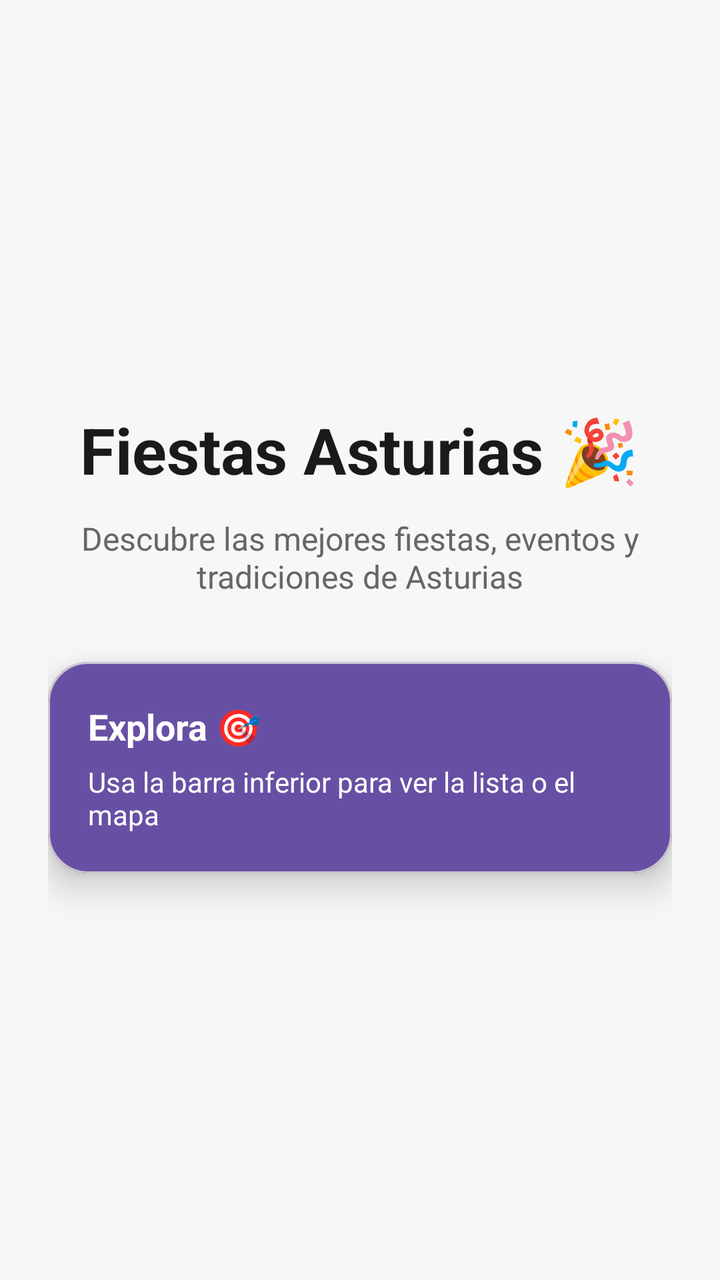
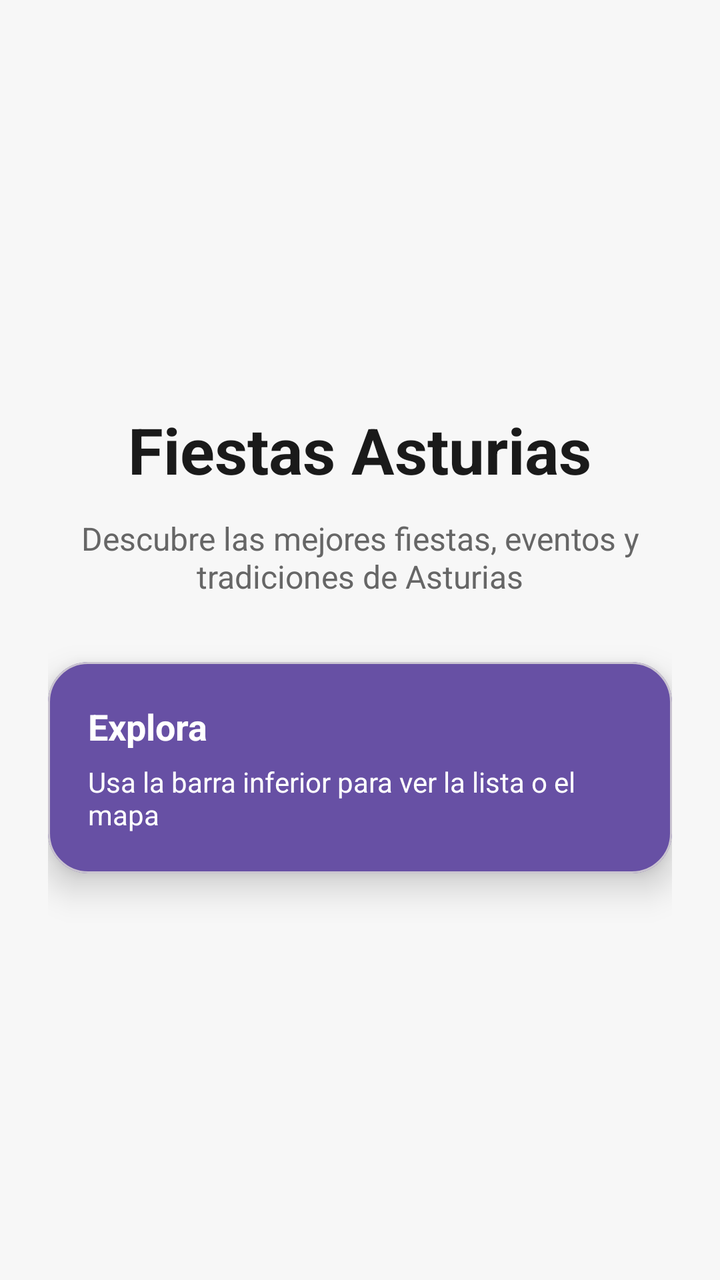

The first picture is an Android layout as it rendered before a commit; the second is the same layout after the commit. The layout source and the unified diff follow.
<!-- AndroidManifest.xml: application theme Theme.FiestasAsturiasApp -->
<!-- res/layout/fragment_home.xml -->
<LinearLayout
    xmlns:android="http://schemas.android.com/apk/res/android"
    xmlns:app="http://schemas.android.com/apk/res-auto"

    android:layout_width="match_parent"
    android:layout_height="match_parent"
    android:gravity="center"
    android:orientation="vertical"
    android:padding="24dp"
    android:background="@color/background">

    
    <TextView
        android:text="Fiestas Asturias 🎉"
        android:textSize="32sp"
        android:textStyle="bold"
        android:textColor="@color/textPrimary"
        android:layout_marginBottom="12dp"
        android:layout_width="wrap_content"
        android:layout_height="wrap_content"/>

    
    <TextView
        android:text="Descubre las mejores fiestas, eventos y tradiciones de Asturias"
        android:textSize="16sp"
        android:textColor="@color/textSecondary"
        android:gravity="center"
        android:layout_marginBottom="24dp"
        android:layout_width="wrap_content"
        android:layout_height="wrap_content"/>

    
    <com.google.android.material.card.MaterialCardView
        android:layout_width="match_parent"
        android:layout_height="wrap_content"
        android:layout_marginTop="8dp"
        app:cardCornerRadius="20dp"
        app:cardElevation="10dp"
        app:cardBackgroundColor="@color/primary">

        <LinearLayout
            android:orientation="vertical"
            android:padding="20dp"
            android:layout_width="match_parent"
            android:layout_height="wrap_content">

            <TextView
                android:text="Explora 🎯"
                android:textSize="18sp"
                android:textStyle="bold"
                android:textColor="@android:color/white"
                android:layout_width="wrap_content"
                android:layout_height="wrap_content"/>

            <TextView
                android:text="Usa la barra inferior para ver la lista o el mapa"
                android:textSize="14sp"
                android:textColor="@android:color/white"
                android:layout_marginTop="6dp"
                android:layout_width="wrap_content"
                android:layout_height="wrap_content"/>

        </LinearLayout>

    </com.google.android.material.card.MaterialCardView>

</LinearLayout>
<!-- resources referenced by this layout -->
<resources>
  <color name="background">#F7F7F7</color>
  <color name="primary">#6750A4</color>
  <color name="textPrimary">#1A1A1A</color>
  <color name="textSecondary">#666666</color>
  <style name="Theme.FiestasAsturiasApp" parent="Base.Theme.FiestasAsturiasApp" />
  <style name="Base.Theme.FiestasAsturiasApp" parent="Theme.Material3.DayNight.NoActionBar">
  
          
          <item name="colorPrimary">@color/primary</item>
          <item name="colorOnPrimary">@color/onPrimary</item>
  
          
          <item name="colorSecondary">@color/secondary</item>
          <item name="colorOnSecondary">@color/onSecondary</item>
  
          
          <item name="android:colorBackground">@color/background</item>
  
          
          <item name="colorSurface">@color/surface</item>
  
          
          <item name="android:statusBarColor">@color/primaryVariant</item>
  
          
          <item name="materialButtonStyle">@style/Widget.Fiestas.Button</item>
  
      </style>
  <color name="onPrimary">#FFFFFF</color>
  <color name="secondary">#03DAC5</color>
  <color name="onSecondary">#000000</color>
  <color name="surface">#FFFFFF</color>
  <color name="primaryVariant">#4F378B</color>
  <style name="Widget.Fiestas.Button" parent="Widget.Material3.Button">
          <item name="android:textAllCaps">false</item>
          <item name="cornerRadius">12dp</item>
      </style>
</resources>

<!-- the commit's change to res/layout/fragment_home.xml (unified diff, before → after) -->
@@ -11,7 +11,7 @@
 
     
     <TextView
-        android:text="Fiestas Asturias 🎉"
+        android:text="@string/app_name"
         android:textSize="32sp"
         android:textStyle="bold"
         android:textColor="@color/textPrimary"
@@ -21,7 +21,7 @@
 
     
     <TextView
-        android:text="Descubre las mejores fiestas, eventos y tradiciones de Asturias"
+        android:text="@string/title_phrase"
         android:textSize="16sp"
         android:textColor="@color/textSecondary"
         android:gravity="center"
@@ -45,7 +45,7 @@
             android:layout_height="wrap_content">
 
             <TextView
-                android:text="Explora 🎯"
+                android:text="@string/title_explore"
                 android:textSize="18sp"
                 android:textStyle="bold"
                 android:textColor="@android:color/white"
@@ -53,7 +53,7 @@
                 android:layout_height="wrap_content"/>
 
             <TextView
-                android:text="Usa la barra inferior para ver la lista o el mapa"
+                android:text="@string/title_indication"
                 android:textSize="14sp"
                 android:textColor="@android:color/white"
                 android:layout_marginTop="6dp"
<!-- resource entries referenced after the edit -->
@@ -4,6 +4,10 @@
   <color name="primary">#6750A4</color>
   <color name="textPrimary">#1A1A1A</color>
   <color name="textSecondary">#666666</color>
+  <string name="app_name">Fiestas Asturias</string>
+  <string name="title_explore">Explora</string>
+  <string name="title_indication">Usa la barra inferior para ver la lista o el mapa</string>
+  <string name="title_phrase">Descubre las mejores fiestas, eventos y tradiciones de Asturias</string>
   <style name="Theme.FiestasAsturiasApp" parent="Base.Theme.FiestasAsturiasApp" />
   <style name="Base.Theme.FiestasAsturiasApp" parent="Theme.Material3.DayNight.NoActionBar">
   
